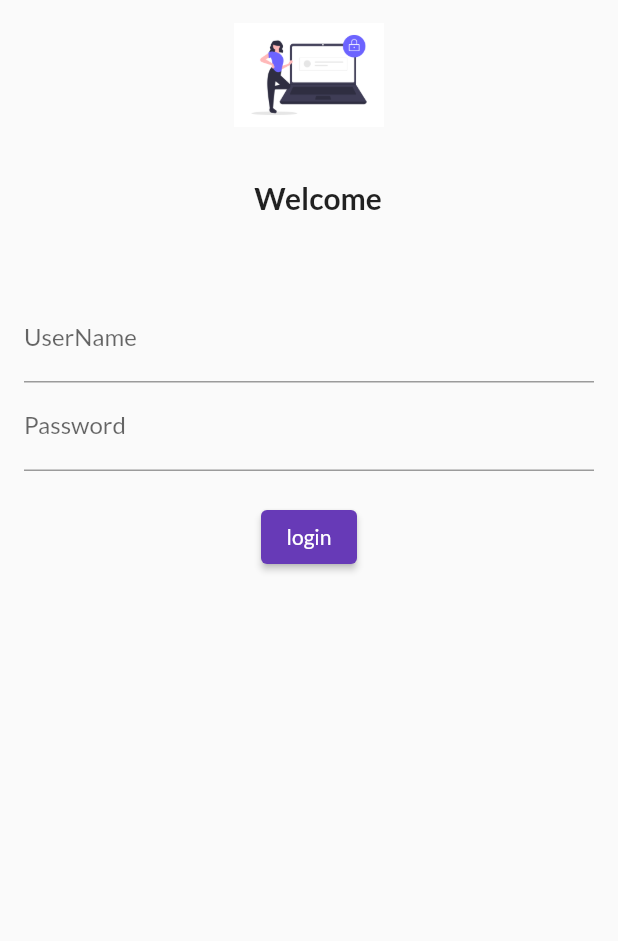
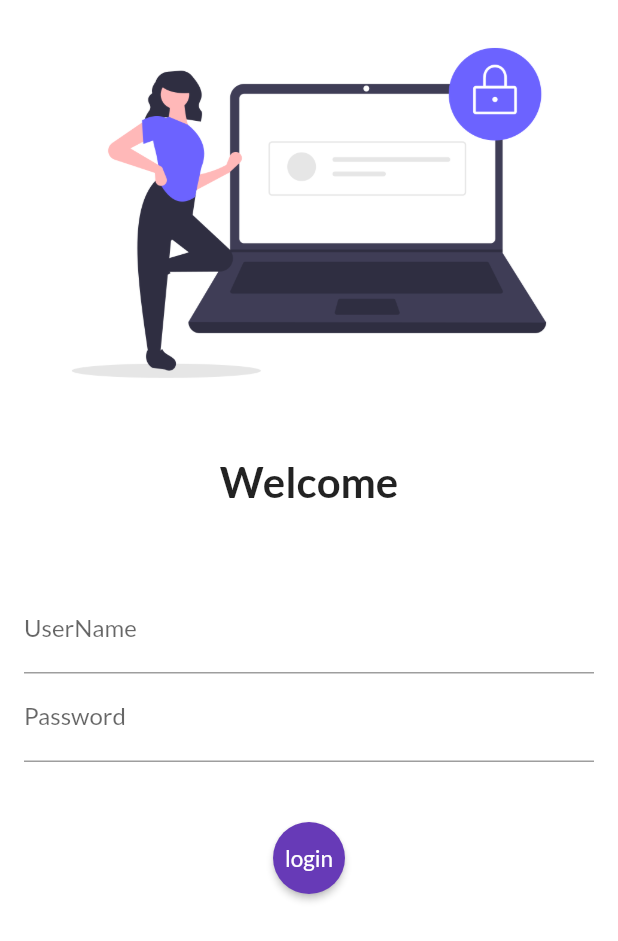
Before and after one commit to nishujain967267/flutter, a Flutter app: the screen it shows after launch, on a phone screen of 412 x 824 dp. Shown: the top 941 px of the screen. Run offline on Flutter 3.47's test engine with Material 2 defaults, Android fonts, the phone set to English and light mode, and no system bars; our stand-ins replace google_fonts.

```diff
--- a/lib/main.dart
+++ b/lib/main.dart
@@ -2,6 +2,7 @@ import 'package:flutter/material.dart';
 import 'package:google_fonts/google_fonts.dart';
 import 'package:learn/pages/home_page.dart';
 import 'package:learn/pages/login_page.dart';
+import 'package:learn/utils/routes.dart';
 
 void main() {
   runApp(MyApp());
@@ -25,8 +26,8 @@ class MyApp extends StatelessWidget {
       routes: {
         "/": (context) =>
             LoginPage(), //jo / pe chalta hai wahi dikhta hai by default mainly starting me.
-        "/login": (context) => LoginPage(),
-        "/home": (context) => HomePage()
+        MyRoutes.loginRoute: (context) => LoginPage(),
+        MyRoutes.homeRoute: (context) => HomePage()
       },
     );
   }
--- a/lib/pages/login_page.dart
+++ b/lib/pages/login_page.dart
@@ -1,28 +1,28 @@
 import 'package:flutter/material.dart';
+import 'package:learn/utils/routes.dart';
 
 class LoginPage extends StatelessWidget {
   @override
   Widget build(BuildContext context) {
     return Material(
+        color: Colors.white,
+        child: SingleChildScrollView(
           child: Column(
             children: [
               Image.asset(
-          'assets/images/login.png',
-          height: 100,
-          width: 100,
+                'assets/images/login.png', fit: BoxFit.cover,
+                // height: 100,
+                // width: 100,
               ),
               SizedBox(
                 height: 20.0,
               ),
               Center(
-          child: Padding(
-            padding: const EdgeInsets.only(left: 12),
                 child: Text(
                   "Welcome",
                   style: TextStyle(
-                fontSize: 20,
+                    fontSize: 28,
                     fontWeight: FontWeight.bold,
-              ),
                   ),
                 ),
               ),
@@ -30,7 +30,8 @@ class LoginPage extends StatelessWidget {
                 height: 20,
               ),
               Padding(
-          padding: const EdgeInsets.symmetric(horizontal: 16, vertical: 32),
+                padding:
+                    const EdgeInsets.symmetric(horizontal: 16, vertical: 32),
                 child: Column(
                   children: [
                     TextFormField(
@@ -42,19 +43,34 @@ class LoginPage extends StatelessWidget {
                       decoration: InputDecoration(
                           hintText: "Enter Password", labelText: "Password"),
                     ),
-              SizedBox(
-                height: 20,
+                    SizedBox(height: 40),
+                    // ElevatedButton(
+
+                    //     style: TextButton.styleFrom(minimumSize: Size(150, 40),),
+                    //     onPressed: () {
+                    //       print("hi nishu");
+                    //     },
+                    //     child: Text("login"))
+
+                    RawMaterialButton(
+                      onPressed: () {
+                        Navigator.pushNamed(context, MyRoutes.homeRoute);
+                        // routes.dart se use kiya hai homeroute ko jo ki phle app.js me hai
+                      },
+                      elevation: 2.0,
+                      fillColor: Colors.deepPurple,
+                      child: Text(
+                        "login",
+                        style: TextStyle(fontSize: 15, color: Colors.white),
                       ),
-              ElevatedButton(
-                  style: TextButton.styleFrom(primary: Colors.white),
-                  onPressed: () {
-                    print("hi nishu");
-                  },
-                  child: Text("login"))
+                      padding: EdgeInsets.all(15.0),
+                      shape: CircleBorder(),
+                    )
                   ],
                 ),
               )
             ],
+          ),
         ));
   }
 }
--- /dev/null
+++ b/lib/utils/routes.dart
@@ -0,0 +1,4 @@
+class MyRoutes {
+  static String loginRoute = '/login';
+  static String homeRoute = '/home';
+}
```
Lines whose indentation alone changed are shown as unchanged.
